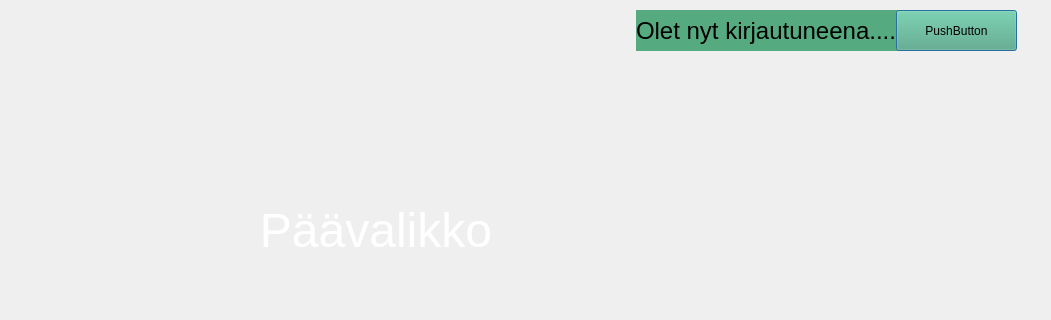
First picture: the form in bank-automat/paavalikko.ui, repository Kuljuho/Bankautomat-ATM, before the edit; both pictures show x 294 to 1345 and y 0 to 320 of the 1345 by 818 pixel window.
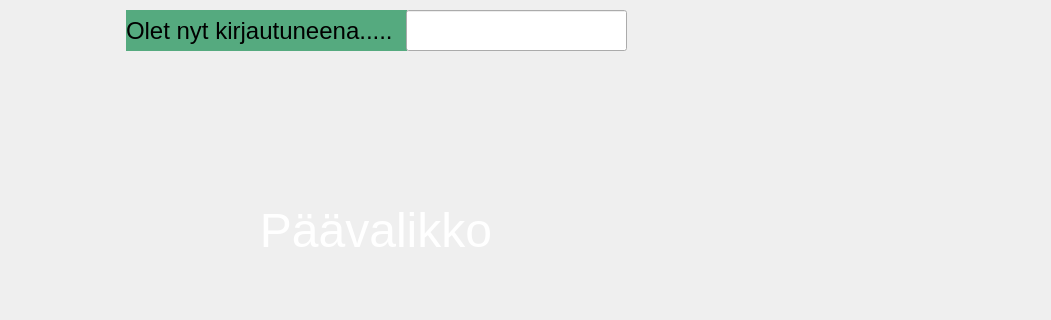
Second picture: the form after the edit. Icons and pictures are not drawn.

What changed in the file:
```diff
--- a/bank-automat/paavalikko.ui
+++ b/bank-automat/paavalikko.ui
@@ -19,7 +19,7 @@
   <widget class="QLabel" name="label">
    <property name="geometry">
     <rect>
-     <x>930</x>
+     <x>420</x>
      <y>10</y>
      <width>281</width>
      <height>41</height>
@@ -39,23 +39,6 @@
     <string>Olet nyt kirjautuneena.....</string>
    </property>
   </widget>
-  <widget class="QPushButton" name="pushButton">
-   <property name="geometry">
-    <rect>
-     <x>1190</x>
-     <y>10</y>
-     <width>121</width>
-     <height>41</height>
-    </rect>
-   </property>
-   <property name="styleSheet">
-    <string notr="true">color: rgb(0, 0, 0);
-background-color: rgb(85, 170, 127);</string>
-   </property>
-   <property name="text">
-    <string>PushButton</string>
-   </property>
-  </widget>
   <widget class="QLabel" name="logo">
    <property name="geometry">
     <rect>
@@ -403,6 +386,21 @@
     <string>Palaa takaisin</string>
    </property>
   </widget>
+  <widget class="QLineEdit" name="kayttajaNimi">
+   <property name="geometry">
+    <rect>
+     <x>700</x>
+     <y>10</y>
+     <width>221</width>
+     <height>41</height>
+    </rect>
+   </property>
+   <property name="font">
+    <font>
+     <pointsize>16</pointsize>
+    </font>
+   </property>
+  </widget>
  </widget>
  <resources/>
  <connections/>
```
